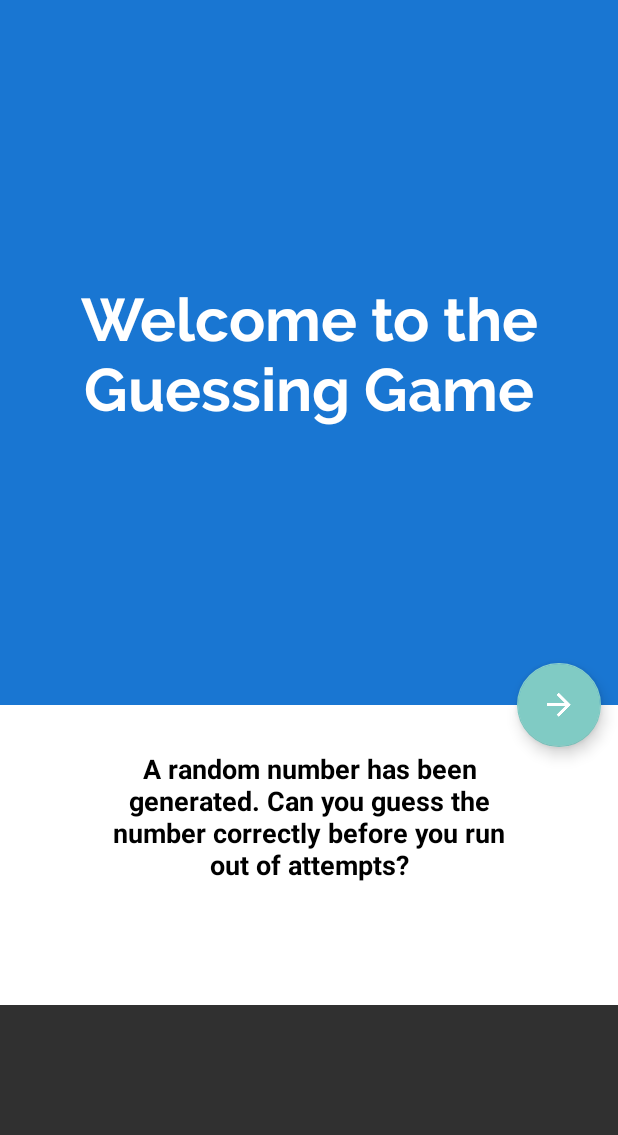
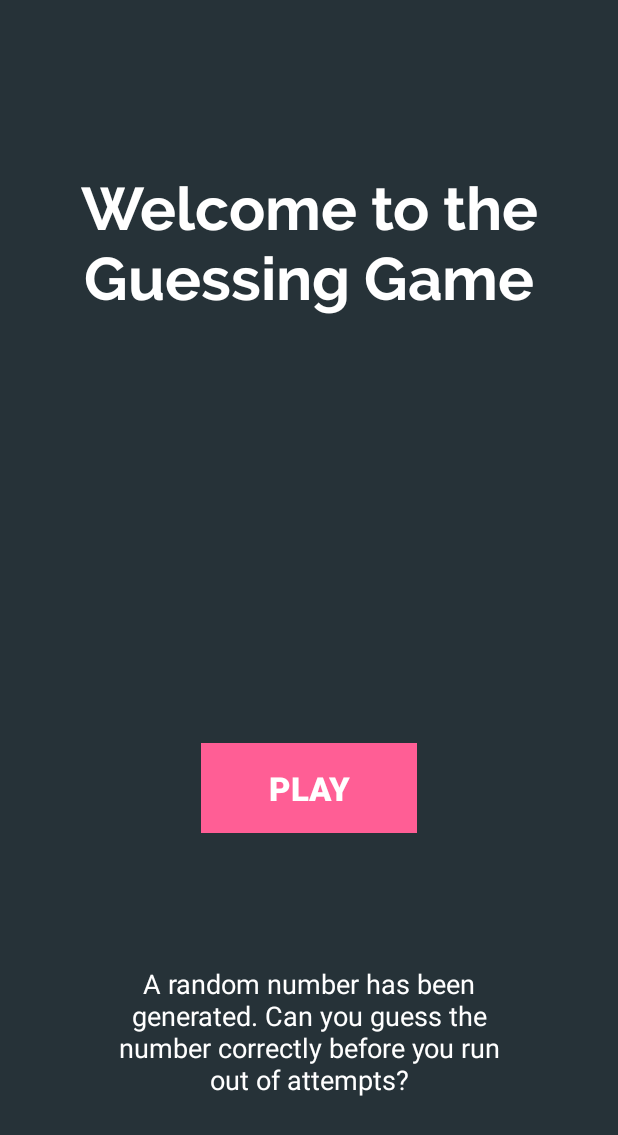
Before and after one commit to aQuasi/guessTheNumber, an Android app: the screen it shows after launch (MainActivity), on a phone screen of 412 x 824 dp. Shown: the top 1135 px of the screen. Run offline under Robolectric (Android 15) with nearby library versions, the phone set to English and light mode, and no system bars.

Commit message:
Fixed bug where there was conflict when user guesses the number correctly. Fixed bug where users were able to enter a value over 100. Fixed bug where Back button won't exit app. Added sound to congratulate when user guesses the correct number. :) Added sound when user fails and runs out of attempts. Some code clean-up. Minimal Ui.

```diff
--- a/app/build.gradle
+++ b/app/build.gradle
@@ -8,8 +8,8 @@ android {
         applicationId "com.guessgame.akwag.myapplication"
         minSdkVersion 15
         targetSdkVersion 25
-        versionCode 3
-        versionName "1.02"
+        versionCode 4
+        versionName "1.03"
     }
     buildTypes {
         release {
--- a/app/src/main/java/com/guessgame/akwag/myapplication/MainActivity.java
+++ b/app/src/main/java/com/guessgame/akwag/myapplication/MainActivity.java
@@ -3,12 +3,14 @@ package com.guessgame.akwag.myapplication;
 import android.content.Intent;
 import android.graphics.Typeface;
 import android.os.Bundle;
-import android.provider.Settings;
 import android.support.v7.app.AppCompatActivity;
 import android.view.View;
+import android.widget.Button;
 import android.widget.TextView;
 
 public class MainActivity extends AppCompatActivity {
+
+    Button playButton;
 
     @Override
     protected void onCreate(Bundle savedInstanceState) {
@@ -23,10 +25,10 @@ public class MainActivity extends AppCompatActivity {
         New activity is started to play game when the FAB button is clicked
         */
 
-        View fabButton = findViewById(R.id.floatingActionButton);
-        fabButton.setOnClickListener(new View.OnClickListener() {
+        playButton = (Button) findViewById(R.id.play_button);
+        playButton.setOnClickListener(new View.OnClickListener() {
             @Override
-            public void onClick(View v) {
+            public void onClick(View view) {
                 Intent gameStartActivity = new Intent(MainActivity.this, GameStartActivity.class);
                 startActivity(gameStartActivity);
                 overridePendingTransition(R.anim.slide_in, R.anim.slide_out);
@@ -34,6 +36,7 @@ public class MainActivity extends AppCompatActivity {
         });
 
     }
+
     public void onBackPressed() {
         System.gc();
         System.exit(0);
--- a/app/src/main/res/drawable/viewmod.xml
+++ b/app/src/main/res/drawable/viewmod.xml
@@ -3,12 +3,12 @@
 
 <stroke
     android:width="1dp"
-    android:color="#99000000" />
+    android:color="#263238" />
 
 <gradient
     android:angle="225"
     android:endColor="#CCFFFFFF"
-    android:startColor="#CC4dd0e1" />
+    android:startColor="#263238" />
 
 <corners
     android:bottomLeftRadius="6dp"
--- a/app/src/main/res/layout/activity_game_start.xml
+++ b/app/src/main/res/layout/activity_game_start.xml
@@ -4,7 +4,7 @@
     xmlns:tools="http://schemas.android.com/tools"
     android:layout_width="match_parent"
     android:layout_height="match_parent"
-    android:background="@drawable/light"
+    android:background="#263238"
     android:orientation="vertical"
     tools:context="com.guessgame.akwag.myapplication.GameStartActivity">
 
@@ -29,10 +29,10 @@
         android:layout_centerHorizontal="true"
         android:layout_gravity="center_horizontal"
         android:layout_marginTop="15dp"
-        android:background="@drawable/guessbuttonmod"
+        android:background="@color/colorAccent"
         android:text="@string/guess"
-        android:textAppearance="?android:textAppearanceMedium"
         android:textColor="@android:color/white"
+        android:textSize="24sp"
         android:textStyle="bold" />
 
     <TextView
@@ -45,7 +45,7 @@
         android:layout_marginTop="12dp"
         android:text="@string/instruct"
         android:textAppearance="?android:textAppearanceMedium"
-        android:textColor="#424242"
+        android:textColor="@android:color/white"
         android:textStyle="bold" />
 
 
@@ -62,8 +62,8 @@
         android:hint="@string/userInput"
         android:inputType="number"
         android:maxLines="1"
-        android:textColor="#424242"
-        android:textColorHint="#424242"
+        android:textColor="@android:color/white"
+        android:textColorHint="@android:color/white"
         android:textSize="18sp"
         android:textStyle="bold" />
 
@@ -78,8 +78,8 @@
         android:padding="30dp"
         android:text="@string/instruct1"
         android:textAppearance="?android:textAppearanceSmallInverse"
-        android:textColor="#424242"
+        android:textColor="@android:color/white"
         android:textStyle="bold"
-        android:typeface="normal"/>
+        android:typeface="normal" />
 
 </RelativeLayout>
--- a/app/src/main/res/layout/activity_main.xml
+++ b/app/src/main/res/layout/activity_main.xml
@@ -4,61 +4,56 @@
     xmlns:tools="http://schemas.android.com/tools"
     android:layout_width="match_parent"
     android:layout_height="match_parent"
-    xmlns:app="http://schemas.android.com/apk/res-auto"
+    android:background="#263238"
     android:orientation="vertical"
     tools:context="com.guessgame.akwag.myapplication.MainActivity">
 
-    <View
-        android:layout_width="match_parent"
-        android:layout_height="470dp"
-        android:background="#1976D2"
-         />
 
     <TextView
         android:id="@+id/welcomeText"
         android:layout_width="match_parent"
         android:layout_height="wrap_content"
-        android:layout_marginTop="140dp"
+        android:layout_alignParentLeft="true"
+        android:layout_alignParentStart="true"
+        android:layout_alignParentTop="true"
+        android:layout_marginTop="66dp"
         android:gravity="center_horizontal"
         android:padding="50dp"
         android:text="@string/welcome"
+        android:textColor="@android:color/white"
         android:textSize="40sp"
         android:textStyle="bold"
-        android:typeface="normal"
-        android:textColor="@android:color/white"/>
-
-    <View
-        android:layout_width="match_parent"
-        android:layout_height="200dp"
-        android:layout_marginTop="470dp"
-        android:background="#FFFFFF" />
+        android:typeface="normal" />
 
     <TextView
         android:id="@+id/textView"
         android:layout_width="match_parent"
         android:layout_height="wrap_content"
-        android:layout_marginBottom="2020dp"
-        android:layout_marginTop="430dp"
+        android:layout_alignParentBottom="true"
+        android:layout_alignParentLeft="true"
+        android:layout_alignParentStart="true"
+        android:layout_marginBottom="22dp"
         android:gravity="center_horizontal"
         android:padding="70dp"
         android:text="@string/welcome_game_description"
         android:textAppearance="?android:textAppearanceMedium"
-        android:typeface="normal"
-        android:textStyle="bold"
-        android:textColor="@android:color/black"/>
+        android:textColor="@android:color/white"
+        android:textStyle="normal"
+        android:typeface="normal" />
 
-    <android.support.design.widget.FloatingActionButton
-        app:rippleColor="#F44336"
-        android:id="@+id/floatingActionButton"
-        android:layout_width="wrap_content"
-        android:layout_height="wrap_content"
-        android:layout_alignParentEnd="true"
-        android:layout_alignParentRight="true"
-        android:layout_alignTop="@+id/textView"
-        android:layout_marginEnd="11dp"
-        android:layout_marginRight="11dp"
-        android:layout_marginTop="12dp"
-        android:src="@drawable/ic_arrow_forward_white_24dp"
-        tools:ignore="RelativeOverlap" />
+
+    <Button
+        android:id="@+id/play_button"
+        style="@style/Widget.AppCompat.Button.Borderless"
+        android:layout_width="144dp"
+        android:layout_height="60dp"
+        android:layout_above="@id/textView"
+        android:layout_centerHorizontal="true"
+        android:layout_marginBottom="18dp"
+        android:background="@color/colorAccent"
+        android:text="@string/play"
+        android:textAllCaps="true"
+        android:textSize="22sp"
+        android:textStyle="bold" />
 
 </RelativeLayout>
--- a/app/src/main/res/values/colors.xml
+++ b/app/src/main/res/values/colors.xml
@@ -2,5 +2,5 @@
 <resources>
     <color name="colorPrimary">#263238</color>
     <color name="colorPrimaryDark">#263238</color>
-    <color name="colorAccent">#FF4081</color>
+    <color name="colorAccent">#ff5e95</color>
 </resources>
--- a/app/src/main/res/values/strings.xml
+++ b/app/src/main/res/values/strings.xml
@@ -9,4 +9,5 @@
     <string name="userInput">Enter..</string>
     <string name="guess">GUESS!</string>
     <string name="instruct1">Click GUESS after you enter your number</string>
+    <string name="play">Play</string>
 </resources>
--- a/app/src/main/res/values/styles.xml
+++ b/app/src/main/res/values/styles.xml
@@ -7,7 +7,7 @@
         <item name="colorPrimaryDark">@color/colorPrimaryDark</item>
         <item name="colorAccent">#F44336</item>
 
-        <item name="android:textColorHint">#FFFFFF</item>
+        <item name="android:textColorHint">#F44336</item>
     </style>
 
 </resources>
```
Also changed, not shown: app/src/main/res/drawable-nodpi/light.png (deleted), 2 other files.
